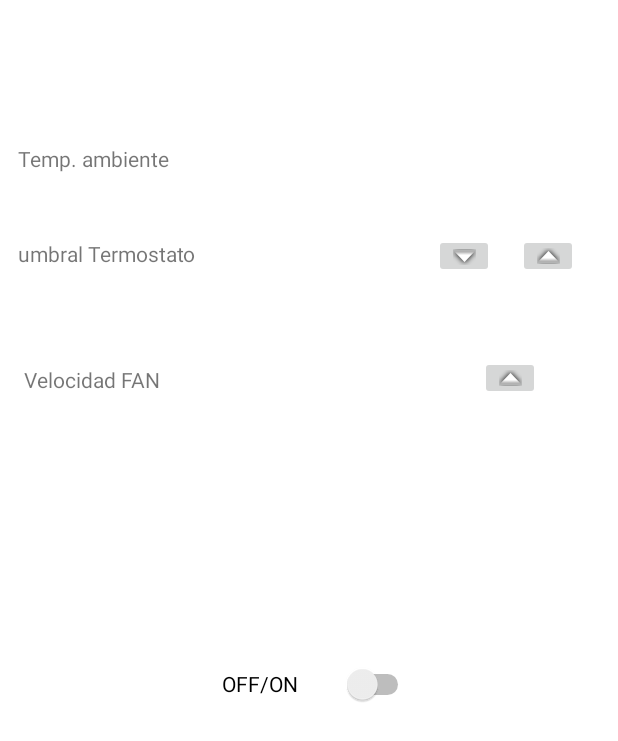
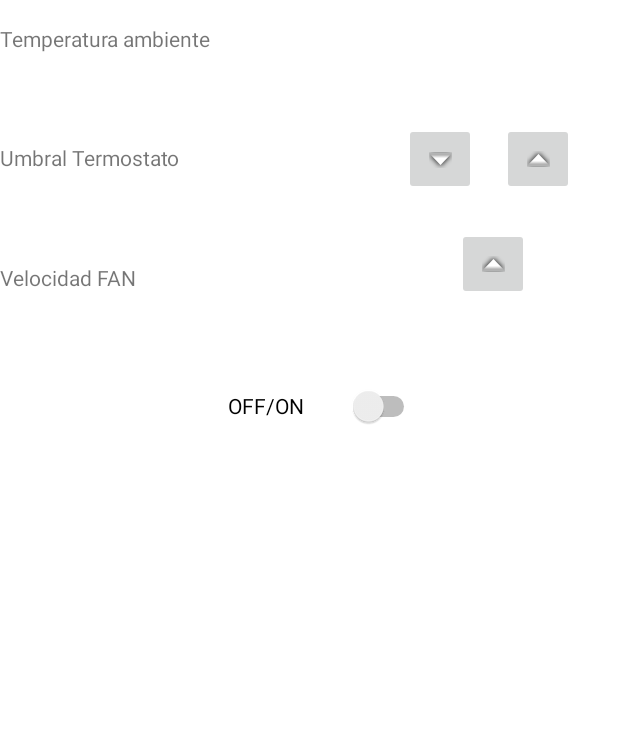
Before and after one commit to GDVillalba/PrograAvanzada2022, an Android app: the SysEmbebidoActivity screen opened directly, with no data from a screen before it, on a phone screen of 412 x 824 dp. Shown: the top 741 px of the screen. Run offline under Robolectric (Android 15) with nearby library versions, the phone set to English and light mode, and no system bars; network calls fail; 8 statements that could not run were skipped.

Commit message:
Ajustes de logicas + correciones de layout

```diff
--- a/ANDROID/MyApplication/app/src/main/java/com/example/myapplication/ConexionBTActivity.java
+++ b/ANDROID/MyApplication/app/src/main/java/com/example/myapplication/ConexionBTActivity.java
@@ -3,6 +3,8 @@ package com.example.myapplication;
 import androidx.appcompat.app.AppCompatActivity;
 import androidx.core.app.ActivityCompat;
 import androidx.core.content.ContextCompat;
+
+import android.annotation.SuppressLint;
 import android.app.ProgressDialog;
 import android.bluetooth.BluetoothAdapter;
 import android.bluetooth.BluetoothDevice;
@@ -32,6 +34,7 @@ public class ConexionBTActivity extends AppCompatActivity implements BTDefC.View
     private Button btnConectar;
     private Button btnActualizar;
     private ProgressDialog mProgressDlg;
+    @SuppressLint("UseSwitchCompatOrMaterialCode")
     private Switch sw_bt_on_off;
     private HandlerBTP BT = null;
     private ArrayAdapter<String> mPaired;
--- a/ANDROID/MyApplication/app/src/main/res/layout/activity_mprincipal.xml
+++ b/ANDROID/MyApplication/app/src/main/res/layout/activity_mprincipal.xml
@@ -8,100 +8,119 @@
     tools:context=".SysEmbebidoActivity">
 
     <TextView
-        android:id="@+id/txtUmbral"
-        android:layout_width="85dp"
-        android:layout_height="32dp"
-        android:layout_marginStart="48dp"
-        android:layout_marginTop="44dp"
-        app:layout_constraintStart_toEndOf="@+id/labelUmbral"
-        app:layout_constraintTop_toBottomOf="@+id/txtTempAmb" />
+        android:id="@+id/labelVel"
+        android:layout_width="wrap_content"
+        android:layout_height="wrap_content"
+        android:layout_marginTop="56dp"
+        android:text="@string/velocidad_fan"
+        app:layout_constraintStart_toStartOf="parent"
+        app:layout_constraintTop_toBottomOf="@+id/labelUmbral" />
 
     <TextView
-        android:id="@+id/txtVel"
-        android:layout_width="85dp"
-        android:layout_height="32dp"
-        android:layout_marginStart="84dp"
-        android:layout_marginTop="48dp"
-        app:layout_constraintStart_toEndOf="@+id/labelVel"
-        app:layout_constraintTop_toBottomOf="@+id/txtUmbral" />
+        android:id="@+id/txtTempAmb"
+        android:layout_width="137dp"
+        android:layout_height="36dp"
+        android:layout_marginStart="4dp"
+        android:layout_marginTop="8dp"
+        android:layout_marginEnd="102dp"
+        app:layout_constraintEnd_toEndOf="parent"
+        app:layout_constraintHorizontal_bias="0.0"
+        app:layout_constraintStart_toEndOf="@+id/labelTempA"
+        app:layout_constraintTop_toTopOf="parent" />
 
-    <TextView
-        android:id="@+id/labelTempA"
-        android:layout_width="wrap_content"
-        android:layout_height="wrap_content"
-        android:layout_marginStart="12dp"
-        android:layout_marginTop="96dp"
-        android:text="Temp. ambiente"
-        app:layout_constraintStart_toStartOf="parent"
-        app:layout_constraintTop_toTopOf="parent" />
+    <ImageButton
+        android:id="@+id/btnAumentarT"
+        android:layout_width="48dp"
+        android:layout_height="48dp"
+        android:layout_marginStart="17dp"
+        android:layout_marginTop="81dp"
+        android:layout_marginEnd="29dp"
+        android:layout_marginBottom="22dp"
+        android:contentDescription="@string/aumentar_umbral_termostato"
+        android:src="@android:drawable/arrow_up_float"
+        app:layout_constraintBottom_toTopOf="@+id/btnAumentarV"
+        app:layout_constraintEnd_toEndOf="parent"
+        app:layout_constraintHorizontal_bias="0.0"
+        app:layout_constraintStart_toEndOf="@+id/btnDisminuirT"
+        app:layout_constraintTop_toTopOf="parent"
+        tools:ignore="SpeakableTextPresentCheck,SpeakableTextPresentCheck,ImageContrastCheck,ImageContrastCheck" />
 
     <TextView
         android:id="@+id/labelUmbral"
         android:layout_width="132dp"
         android:layout_height="24dp"
-        android:layout_marginStart="12dp"
-        android:layout_marginTop="44dp"
-        android:text="umbral Termostato"
+        android:layout_marginTop="56dp"
+        android:text="@string/umbral_termostato"
         app:layout_constraintStart_toStartOf="parent"
         app:layout_constraintTop_toBottomOf="@+id/labelTempA" />
 
     <TextView
-        android:id="@+id/labelVel"
-        android:layout_width="wrap_content"
-        android:layout_height="wrap_content"
-        android:layout_marginStart="16dp"
-        android:layout_marginTop="60dp"
-        android:text="Velocidad FAN"
+        android:id="@+id/txtVel"
+        android:layout_width="66dp"
+        android:layout_height="33dp"
+        android:layout_marginStart="80dp"
+        android:layout_marginTop="45dp"
+        app:layout_constraintStart_toEndOf="@+id/labelVel"
+        app:layout_constraintTop_toBottomOf="@+id/txtUmbral" />
+
+    <ImageButton
+        android:id="@+id/btnAumentarV"
+        android:layout_width="48dp"
+        android:layout_height="48dp"
+        android:layout_marginStart="68dp"
+        android:layout_marginTop="152dp"
+        android:layout_marginEnd="57dp"
+        android:contentDescription="@string/aumentar_velocidad"
+        android:src="@android:drawable/arrow_up_float"
+        app:layout_constraintEnd_toEndOf="parent"
+        app:layout_constraintHorizontal_bias="0.0"
+        app:layout_constraintStart_toEndOf="@+id/txtVel"
+        app:layout_constraintTop_toTopOf="parent"
+        tools:ignore="SpeakableTextPresentCheck,ImageContrastCheck" />
+
+    <ImageButton
+        android:id="@+id/btnDisminuirT"
+        android:layout_width="48dp"
+        android:layout_height="48dp"
+        android:layout_marginStart="31dp"
+        android:layout_marginTop="37dp"
+        android:layout_marginBottom="22dp"
+        android:contentDescription="@string/disminuir_umbral_termostato"
+        android:src="@android:drawable/arrow_down_float"
+        app:layout_constraintBottom_toTopOf="@+id/btnAumentarV"
+        app:layout_constraintStart_toEndOf="@+id/txtUmbral"
+        app:layout_constraintTop_toBottomOf="@+id/txtTempAmb"
+        tools:ignore="SpeakableTextPresentCheck,ImageContrastCheck,ImageContrastCheck" />
+
+    <TextView
+        android:id="@+id/txtUmbral"
+        android:layout_width="66dp"
+        android:layout_height="33dp"
+        android:layout_marginStart="40dp"
+        android:layout_marginTop="45dp"
+        app:layout_constraintStart_toEndOf="@+id/labelUmbral"
+        app:layout_constraintTop_toBottomOf="@+id/txtTempAmb" />
+
+    <TextView
+        android:id="@+id/labelTempA"
+        android:layout_width="160dp"
+        android:layout_height="23dp"
+        android:layout_marginTop="16dp"
+        android:text="@string/temperatura_ambiente"
         app:layout_constraintStart_toStartOf="parent"
-        app:layout_constraintTop_toBottomOf="@+id/labelUmbral" />
+        app:layout_constraintTop_toTopOf="parent" />
 
     <Switch
         android:id="@+id/off_on"
         android:layout_width="128dp"
         android:layout_height="48dp"
-        android:layout_marginStart="148dp"
-        android:layout_marginTop="164dp"
-        android:text="OFF/ON"
+        android:layout_marginStart="151dp"
+        android:layout_marginTop="45dp"
+        android:layout_marginEnd="132dp"
+        android:text="@string/off_on"
+        app:layout_constraintEnd_toEndOf="parent"
+        app:layout_constraintHorizontal_bias="0.57"
         app:layout_constraintStart_toStartOf="parent"
         app:layout_constraintTop_toBottomOf="@+id/txtVel" />
 
-    <TextView
-        android:id="@+id/txtTempAmb"
-        android:layout_width="85dp"
-        android:layout_height="32dp"
-        android:layout_marginStart="80dp"
-        android:layout_marginTop="80dp"
-        app:layout_constraintStart_toEndOf="@+id/labelTempA"
-        app:layout_constraintTop_toTopOf="parent" />
-
-    <ImageButton
-        android:id="@+id/btnDisminuirT"
-        android:layout_width="40dp"
-        android:layout_height="29dp"
-        android:layout_marginStart="12dp"
-        android:layout_marginTop="156dp"
-        android:src="@android:drawable/arrow_down_float"
-        app:layout_constraintStart_toEndOf="@+id/txtUmbral"
-        app:layout_constraintTop_toTopOf="parent" />
-
-    <ImageButton
-        android:id="@+id/btnAumentarT"
-        android:layout_width="40dp"
-        android:layout_height="29dp"
-        android:layout_marginStart="16dp"
-        android:layout_marginTop="156dp"
-        android:src="@android:drawable/arrow_up_float"
-        app:layout_constraintStart_toEndOf="@+id/btnDisminuirT"
-        app:layout_constraintTop_toTopOf="parent" />
-
-    <ImageButton
-        android:id="@+id/btnAumentarV"
-        android:layout_width="40dp"
-        android:layout_height="29dp"
-        android:layout_marginStart="44dp"
-        android:layout_marginTop="52dp"
-        android:src="@android:drawable/arrow_up_float"
-        app:layout_constraintStart_toEndOf="@+id/txtVel"
-        app:layout_constraintTop_toBottomOf="@+id/btnAumentarT" />
-
 </androidx.constraintlayout.widget.ConstraintLayout>
--- a/ANDROID/MyApplication/app/src/main/res/values/strings.xml
+++ b/ANDROID/MyApplication/app/src/main/res/values/strings.xml
@@ -1,13 +1,21 @@
 <resources>
-    <string name="app_name">My Application</string>
-    <string name="title_activity_main2">MainActivity2</string>
+    <string name="app_name">Cool FAN</string>
     <!-- Strings used for fragments for navigation -->
-    <string name="first_fragment_label">First Fragment</string>
-    <string name="second_fragment_label">Second Fragment</string>
     <string name="next">Next</string>
     <string name="previous">Previous</string>
     <string name="bt_on_off">BT ON/OFF</string>
-    <string name="hello_first_fragment">Hello first fragment</string>
-    <string name="hello_second_fragment">Hello second fragment. Arg: %1$s</string>
     <string name="title_activity_menu_princ">menu_princ</string>
+    <string name="btnInicioSesion">Ingresar</string>
+    <string name="hint_ingr_pass">Ingrese su contraseña</string>
+    <string name="hint_ingr_email">Ingrese su email</string>
+    <string name="actualizar">Buscar dispositivos</string>
+    <string name="conectar">Conectar</string>
+    <string name="estado">Estado</string>
+    <string name="velocidad_fan">Velocidad FAN</string>
+    <string name="umbral_termostato">Umbral Termostato</string>
+    <string name="temperatura_ambiente">Temperatura ambiente</string>
+    <string name="off_on">OFF/ON</string>
+    <string name="aumentar_velocidad">Aumentar Velocidad</string>
+    <string name="aumentar_umbral_termostato">Aumentar umbral Termostato</string>
+    <string name="disminuir_umbral_termostato">Disminuir umbral Termostato</string>
 </resources>
```
Also changed, not shown: ANDROID/MyApplication/app/src/main/AndroidManifest.xml (+4 -4 lines), ANDROID/MyApplication/app/src/main/java/com/example/myapplication/InicioSesionActivity.java (+1 -7 lines), ANDROID/MyApplication/app/src/main/res/layout/activity_bt.xml (+21 -22 lines), ANDROID/MyApplication/app/src/main/res/layout/activity_main.xml (+28 -36 lines), ANDROID/MyApplication/app/src/main/res/navigation/nav_graph.xml (deleted, +0 -28 lines), ANDROID/MyApplication/app/src/main/res/navigation/nav_graph2.xml (deleted, +0 -28 lines), 2 other files.
